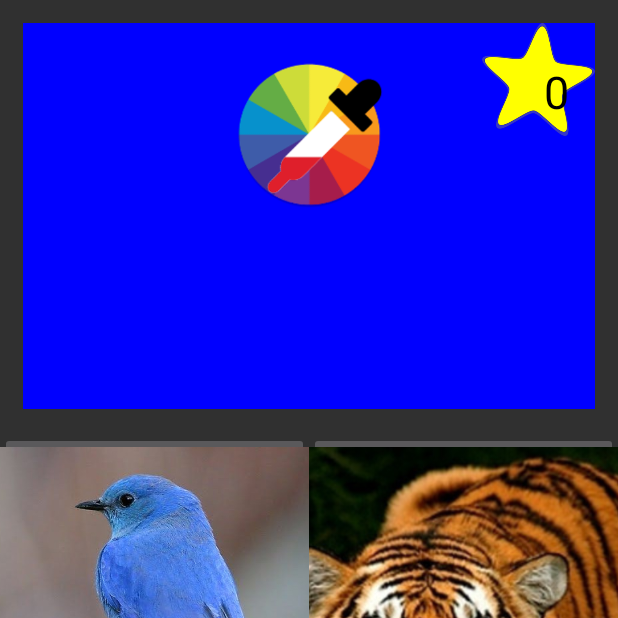
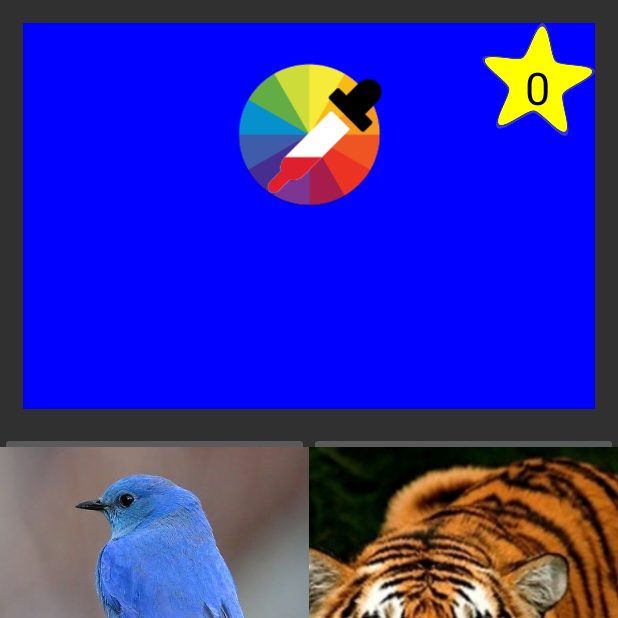
Before and after one commit to Luv-misra/Scribble_It, an Android app: the guessing screen opened directly, with no data from a screen before it, on a phone screen of 412 x 824 dp, the top half of it. Run offline under Robolectric (Android 15) with nearby library versions, the phone set to English and light mode, and no system bars.

Commit message:
minor changes to guess ui (kash yeh last hon)

```diff
--- a/app/build.gradle
+++ b/app/build.gradle
@@ -5,7 +5,7 @@ android {
     buildToolsVersion '25.0.0'
     defaultConfig {
         applicationId "com.example.rishab.paint_a01"
-        minSdkVersion 10
+        minSdkVersion 14
         targetSdkVersion 24
         versionCode 1
         versionName "1.0"
--- a/app/src/main/res/layout/activity_guessing.xml
+++ b/app/src/main/res/layout/activity_guessing.xml
@@ -122,15 +122,17 @@
             android:id="@+id/score"
             android:layout_width="wrap_content"
             android:layout_height="wrap_content"
-            android:layout_alignRight="@+id/imageView5"
-            android:layout_alignTop="@+id/imageView2"
-            android:layout_marginEnd="17dp"
-            android:layout_marginRight="60dp"
+            android:layout_alignParentEnd="true"
+            android:layout_alignParentRight="true"
+            android:layout_alignParentTop="true"
+            android:layout_marginEnd="45dp"
+            android:layout_marginRight="15dp"
+            android:layout_marginTop="38dp"
             android:text="0"
             android:textColor="#000000"
             android:textSize="30sp" />
 
-    </RelativeLayout>
+
 
     <ImageView
         android:id="@+id/apr"
@@ -142,5 +144,7 @@
         android:visibility="invisible"
         app:srcCompat="@drawable/star" />
 
+    </RelativeLayout>
+
 
 </RelativeLayout>
--- a/build.gradle
+++ b/build.gradle
@@ -6,7 +6,7 @@ buildscript {
         mavenCentral()
     }
     dependencies {
-        classpath 'com.android.tools.build:gradle:2.3.0'
+        classpath 'com.android.tools.build:gradle:2.3.3'
 
         // NOTE: Do not place your application dependencies here; they belong
         // in the individual module build.gradle files
```
